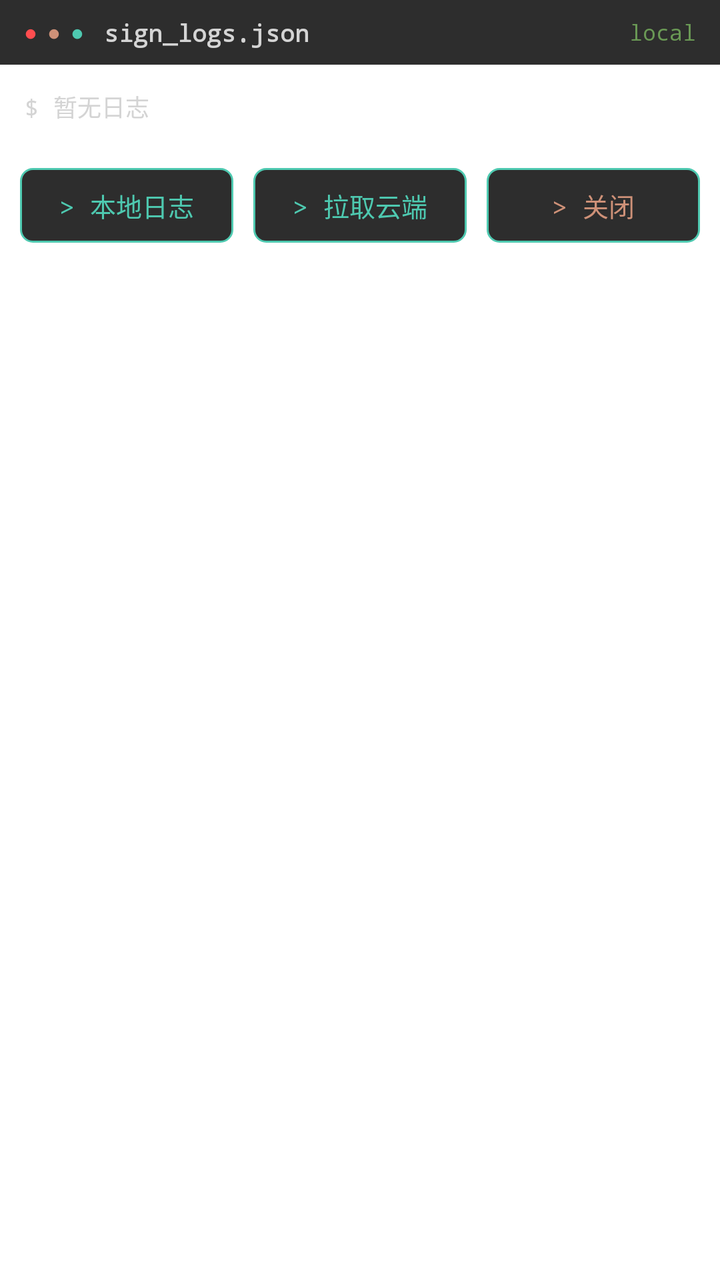
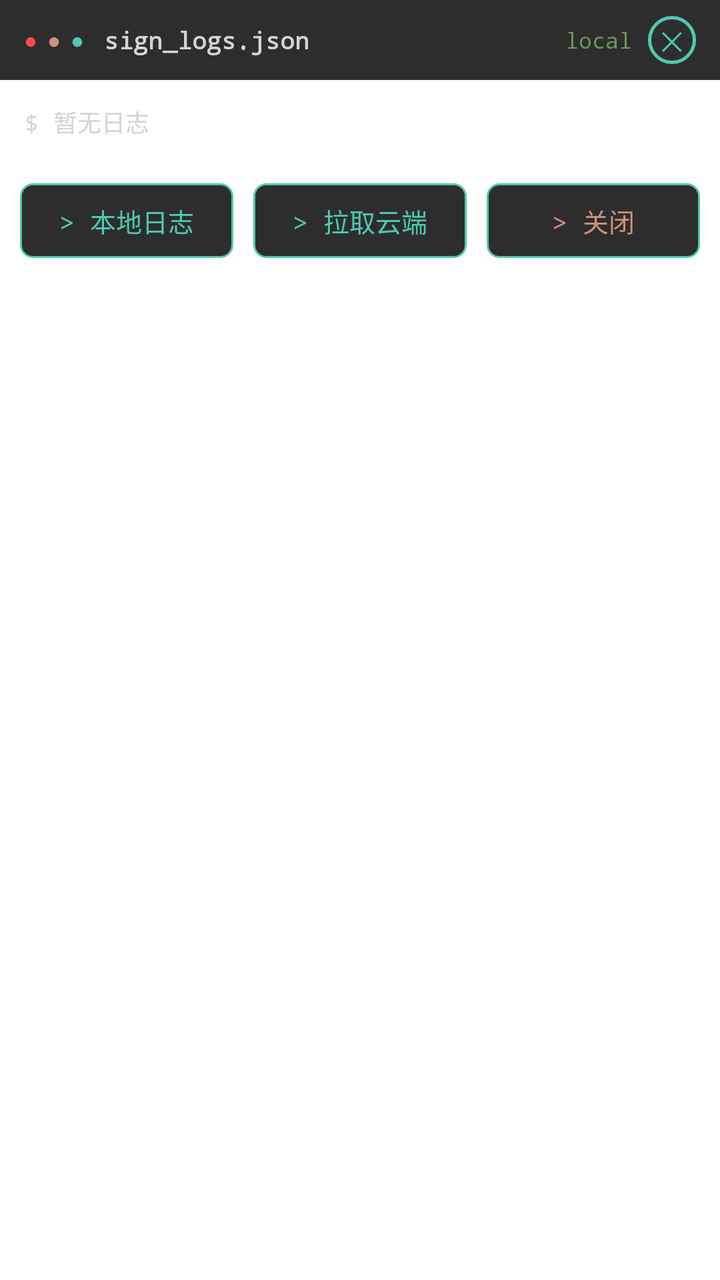

Before-and-after screenshots of an Android layout around one commit, followed by the original layout XML and the change that was made.
<!-- AndroidManifest.xml: application theme Theme.SignApp -->
<!-- res/layout/dialog_logs.xml -->
<?xml version="1.0" encoding="utf-8"?>
<LinearLayout xmlns:android="http://schemas.android.com/apk/res/android"
    android:layout_width="match_parent"
    android:layout_height="wrap_content"
    android:orientation="vertical">

    
    <LinearLayout
        android:layout_width="match_parent"
        android:layout_height="wrap_content"
        android:orientation="horizontal"
        android:gravity="center_vertical"
        android:background="#2D2D2D"
        android:paddingLeft="12dp"
        android:paddingRight="12dp"
        android:paddingTop="8dp"
        android:paddingBottom="8dp">

        <TextView
            android:layout_width="wrap_content"
            android:layout_height="wrap_content"
            android:text="●"
            android:textColor="@color/error_red"
            android:textSize="11sp" />

        <TextView
            android:layout_width="wrap_content"
            android:layout_height="wrap_content"
            android:layout_marginStart="5dp"
            android:text="●"
            android:textColor="@color/terminal_orange"
            android:textSize="11sp" />

        <TextView
            android:layout_width="wrap_content"
            android:layout_height="wrap_content"
            android:layout_marginStart="5dp"
            android:text="●"
            android:textColor="@color/terminal_green"
            android:textSize="11sp" />

        <TextView
            android:layout_width="wrap_content"
            android:layout_height="wrap_content"
            android:layout_marginStart="10dp"
            android:text="sign_logs.json"
            android:textColor="#D4D4D4"
            android:textSize="12sp"
            android:fontFamily="monospace"
            android:textStyle="bold" />

        <TextView
            android:id="@+id/tvLogsMode"
            android:layout_width="0dp"
            android:layout_height="wrap_content"
            android:layout_weight="1"
            android:gravity="end"
            android:text="local"
            android:textColor="#6A9955"
            android:textSize="11sp"
            android:fontFamily="monospace" />
    </LinearLayout>

    
    <ScrollView
        android:layout_width="match_parent"
        android:layout_height="wrap_content"
        android:maxHeight="340dp">

        <TextView
            android:id="@+id/tvLogsContent"
            android:layout_width="match_parent"
            android:layout_height="wrap_content"
            android:padding="12dp"
            android:text="$ 暂无日志"
            android:textColor="@color/terminal_white"
            android:textSize="12sp"
            android:fontFamily="monospace"
            android:lineSpacingExtra="4dp" />
    </ScrollView>

    
    <LinearLayout
        android:layout_width="match_parent"
        android:layout_height="wrap_content"
        android:orientation="horizontal"
        android:padding="10dp">

        <TextView
            android:id="@+id/btnLogsLocal"
            android:layout_width="0dp"
            android:layout_height="wrap_content"
            android:layout_weight="1"
            android:background="@drawable/bg_terminal_btn"
            android:gravity="center"
            android:padding="9dp"
            android:text="> 本地日志"
            android:textColor="@color/terminal_green"
            android:textSize="13sp"
            android:fontFamily="monospace" />

        <TextView
            android:id="@+id/btnLogsCloud"
            android:layout_width="0dp"
            android:layout_height="wrap_content"
            android:layout_weight="1"
            android:layout_marginStart="10dp"
            android:background="@drawable/bg_terminal_btn"
            android:gravity="center"
            android:padding="9dp"
            android:text="> 拉取云端"
            android:textColor="@color/terminal_green"
            android:textSize="13sp"
            android:fontFamily="monospace" />

        <TextView
            android:id="@+id/btnLogsClose"
            android:layout_width="0dp"
            android:layout_height="wrap_content"
            android:layout_weight="1"
            android:layout_marginStart="10dp"
            android:background="@drawable/bg_terminal_btn"
            android:gravity="center"
            android:padding="9dp"
            android:text="> 关闭"
            android:textColor="@color/terminal_orange"
            android:textSize="13sp"
            android:fontFamily="monospace" />
    </LinearLayout>
</LinearLayout>
<!-- resources referenced by this layout -->
<resources>
  <color name="error_red">#FF4D4F</color>
  <color name="terminal_green">#4EC9B0</color>
  <color name="terminal_orange">#CE9178</color>
  <color name="terminal_white">#D4D4D4</color>
  <!-- drawable bg_terminal_btn (drawable) -->
  <?xml version="1.0" encoding="utf-8"?>
  <shape xmlns:android="http://schemas.android.com/apk/res/android"
      android:shape="rectangle">
      <solid android:color="#2D2D2D" />
      <corners android:radius="6dp" />
      <stroke
          android:width="1dp"
          android:color="#4EC9B0" />
  </shape>
  <style name="Theme.SignApp" parent="Theme.MaterialComponents.DayNight.NoActionBar">
          <item name="colorPrimary">@color/primary</item>
          <item name="colorPrimaryVariant">@color/primary_dark</item>
          <item name="colorOnPrimary">@color/white</item>
          <item name="android:statusBarColor">@color/gradient_start</item>
          <item name="android:windowBackground">@color/white</item>
      </style>
  <color name="primary">#1677FF</color>
  <color name="primary_dark">#0E5FCC</color>
  <color name="white">#FFFFFF</color>
  <color name="gradient_start">#3B8BFF</color>
</resources>

<!-- the commit's change to res/layout/dialog_logs.xml (unified diff, before → after) -->
@@ -49,23 +49,40 @@
             android:fontFamily="monospace"
             android:textStyle="bold" />
 
+        
+        <View
+            android:layout_width="0dp"
+            android:layout_height="1dp"
+            android:layout_weight="1" />
+
         <TextView
             android:id="@+id/tvLogsMode"
-            android:layout_width="0dp"
+            android:layout_width="wrap_content"
             android:layout_height="wrap_content"
-            android:layout_weight="1"
-            android:gravity="end"
+            android:layout_marginEnd="8dp"
             android:text="local"
             android:textColor="#6A9955"
             android:textSize="11sp"
             android:fontFamily="monospace" />
+
+        
+        <TextView
+            android:id="@+id/btnLogsCloseX"
+            android:layout_width="24dp"
+            android:layout_height="24dp"
+            android:background="@drawable/bg_close_circle"
+            android:gravity="center"
+            android:text="✕"
+            android:textColor="#4EC9B0"
+            android:textSize="13sp"
+            android:contentDescription="关闭" />
     </LinearLayout>
 
     
     <ScrollView
         android:layout_width="match_parent"
         android:layout_height="wrap_content"
-        android:maxHeight="340dp">
+        android:maxHeight="220dp">
 
         <TextView
             android:id="@+id/tvLogsContent"
<!-- resource entries referenced after the edit -->
@@ -4,6 +4,15 @@
   <color name="terminal_green">#4EC9B0</color>
   <color name="terminal_orange">#CE9178</color>
   <color name="terminal_white">#D4D4D4</color>
+  <!-- drawable bg_close_circle (drawable) -->
+  <?xml version="1.0" encoding="utf-8"?>
+  <shape xmlns:android="http://schemas.android.com/apk/res/android"
+      android:shape="oval">
+      <solid android:color="#00000000" />
+      <stroke
+          android:width="1.5dp"
+          android:color="#4EC9B0" />
+  </shape>
   <!-- drawable bg_terminal_btn (drawable) -->
   <?xml version="1.0" encoding="utf-8"?>
   <shape xmlns:android="http://schemas.android.com/apk/res/android"
